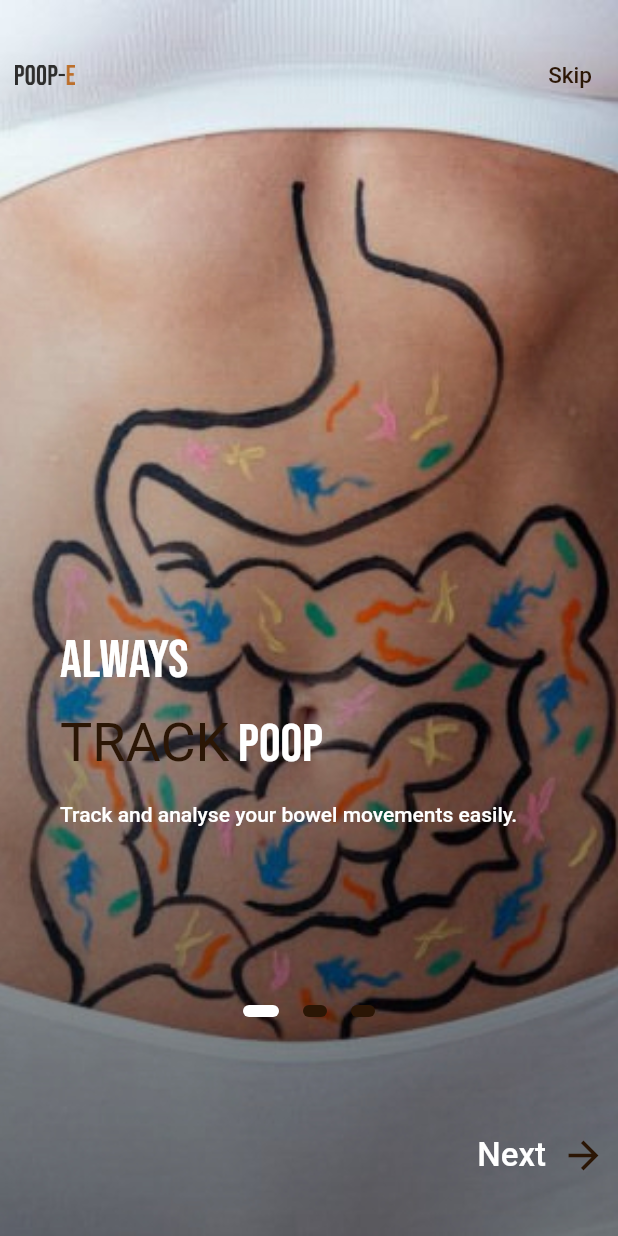
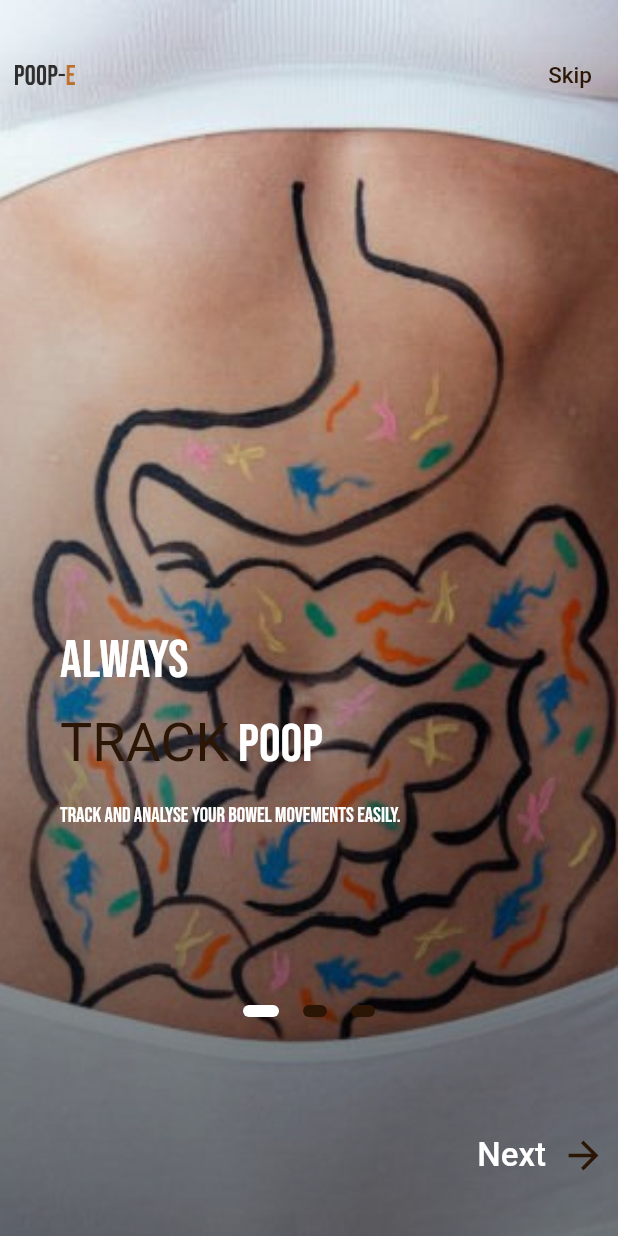
Before and after one commit to 83wid/POOP-E, a Flutter app: the screen it shows after launch, on a phone screen of 412 x 824 dp. Run offline on Flutter 3.47's test engine with Material 2 defaults, Android fonts, the phone set to English and light mode, and no system bars; our stand-ins replace cloud_firestore, firebase_auth, firebase_core, flutter_datetime_picker, flutter_local_notifications, flutter_svg and 2 more; accounts and stored records are empty; Roboto replaces fonts that are missing (Poppins).

Commit message:
modified colors and modes

```diff
--- a/lib/utilities/styles.dart
+++ b/lib/utilities/styles.dart
@@ -10,7 +10,7 @@ final kTitleStyle = TextStyle(
 );
 
 final kSubtitleStyle = TextStyle(
-  fontFamily: 'Poppins',
+  fontFamily: 'Bebas_Neue',
   color: Colors.white,
   fontWeight: FontWeight.w500,
   fontSize: 14.0,
@@ -45,46 +45,58 @@ abstract class Styles {
   //Strings
   static const TextStyle defaultTextStyle = TextStyle(
     color: Styles.purpleColor,
+    fontFamily: 'Bebas_Neue',
     fontSize: 20.0,
   );
   static const TextStyle defaultTextStyleBlack = TextStyle(
     color: Styles.blackColor,
+    fontFamily: 'Bebas_Neue',
     fontSize: 20.0,
   );
   static const TextStyle defaultTextStyleGRey = TextStyle(
     color: Styles.grayColor,
+    fontFamily: 'Bebas_Neue',
     fontSize: 20.0,
   );
   static const TextStyle smallTextStyleGRey = TextStyle(
     color: Styles.grayColor,
+    fontFamily: 'Bebas_Neue',
     fontSize: 16.0,
   );
   static const TextStyle smallTextStyle = TextStyle(
     color: Styles.purpleColor,
+    fontFamily: 'Bebas_Neue',
     fontSize: 16.0,
   );
   static const TextStyle smallTextStyleWhite = TextStyle(
     color: Styles.whiteColor,
+    fontFamily: 'Bebas_Neue',
     fontSize: 16.0,
   );
   static const TextStyle smallTextStyleBlack = TextStyle(
     color: Styles.blackColor,
+    fontFamily: 'Bebas_Neue',
     fontSize: 16.0,
   );
-  static const TextStyle defaultButtonTextStyle =
-      TextStyle(color: Styles.whiteColor, fontSize: 20);
+  static const TextStyle defaultButtonTextStyle = TextStyle(
+      color: Styles.whiteColor, fontFamily: 'Bebas_Neue', fontSize: 20);
 
   static const TextStyle profileTextStyleBlack = TextStyle(
     color: Styles.blackColor,
+    fontFamily: 'Bebas_Neue',
     fontSize: 20.0,
   );
 
   static const TextStyle defaultTextStyleWhite = TextStyle(
     color: Styles.whiteColor,
+    fontFamily: 'Bebas_Neue',
     fontSize: 20.0,
   );
   static const TextStyle messageRecipientTextStyle = TextStyle(
-      color: Styles.blackColor, fontSize: 16.0, fontWeight: FontWeight.bold);
+    color: Styles.blackColor,
+    fontSize: 16.0,
+    fontFamily: 'Bebas_Neue',
+  );
 
   static ThemeData themeData(bool isDarkTheme, BuildContext context) {
     isDarkTheme =
@@ -98,11 +110,11 @@ abstract class Styles {
       backgroundColor: isDarkTheme ? Colors.black : Color(0xffF1F5FB),
 
       indicatorColor: isDarkTheme ? Color(0xff0E1D36) : Color(0xffCBDCF8),
-      buttonColor: isDarkTheme ? Color(0xFFBC6F2B) : Color(0xFFBC6F2B),
+      buttonColor: isDarkTheme ? Color(0xFF2b1605) : Color(0xFF2b1605),
 
       hintColor: isDarkTheme ? Color(0xff280C0B) : Color(0xffEECED3),
 
-      highlightColor: isDarkTheme ? Color(0xFFBC6F2B) : Color(0xFFBC6F2B),
+      highlightColor: isDarkTheme ? Color(0xFF2b1605) : Color(0xFF2b1605),
       hoverColor: isDarkTheme ? Color(0xff3A3A3B) : Color(0xff4285F4),
 
       focusColor: isDarkTheme ? Color(0xff0B2512) : Color(0xffA8DAB5),
@@ -118,11 +130,11 @@ abstract class Styles {
       buttonTheme: Theme.of(context).buttonTheme.copyWith(
           colorScheme: isDarkTheme
               ? ColorScheme.dark(
-                  primary: Color(0xFFBC6F2B),
-                  background: Color(0xFFBC6F2B),
+                  primary: Color(0xFF2b1605),
+                  background: Color(0xFF2b1605),
                 )
               : ColorScheme.light(
-                  primary: Color(0xFFBC6F2B),
+                  primary: Color(0xFF2b1605),
                 )),
       appBarTheme: AppBarTheme(
         elevation: 0.0,
```
